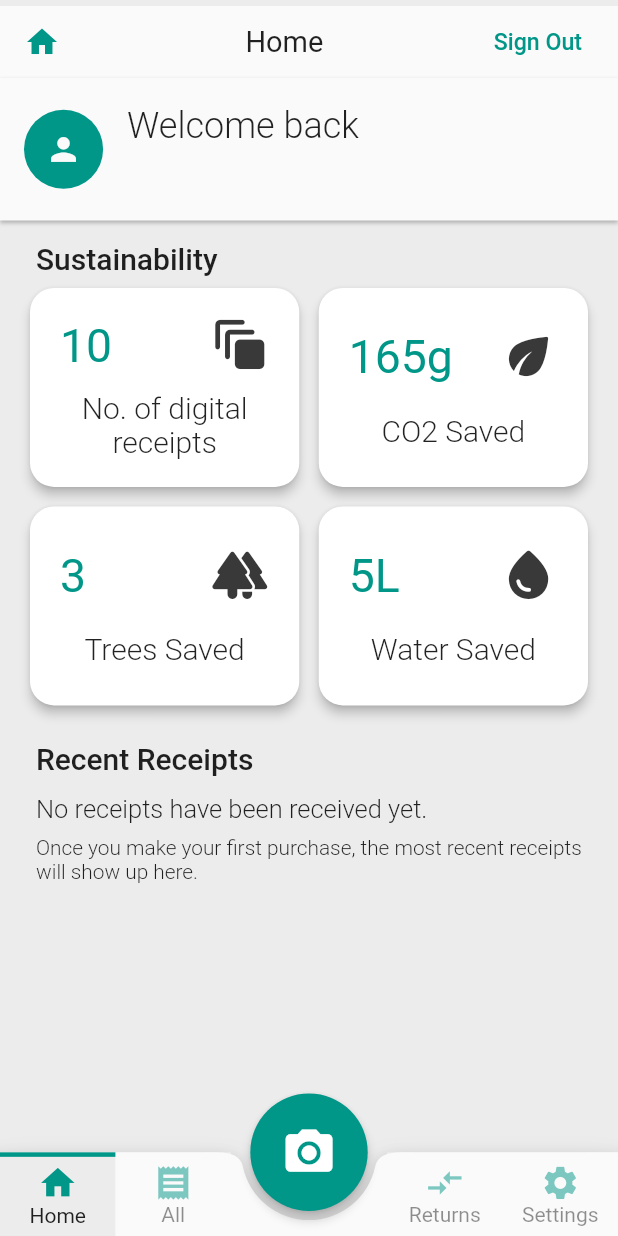
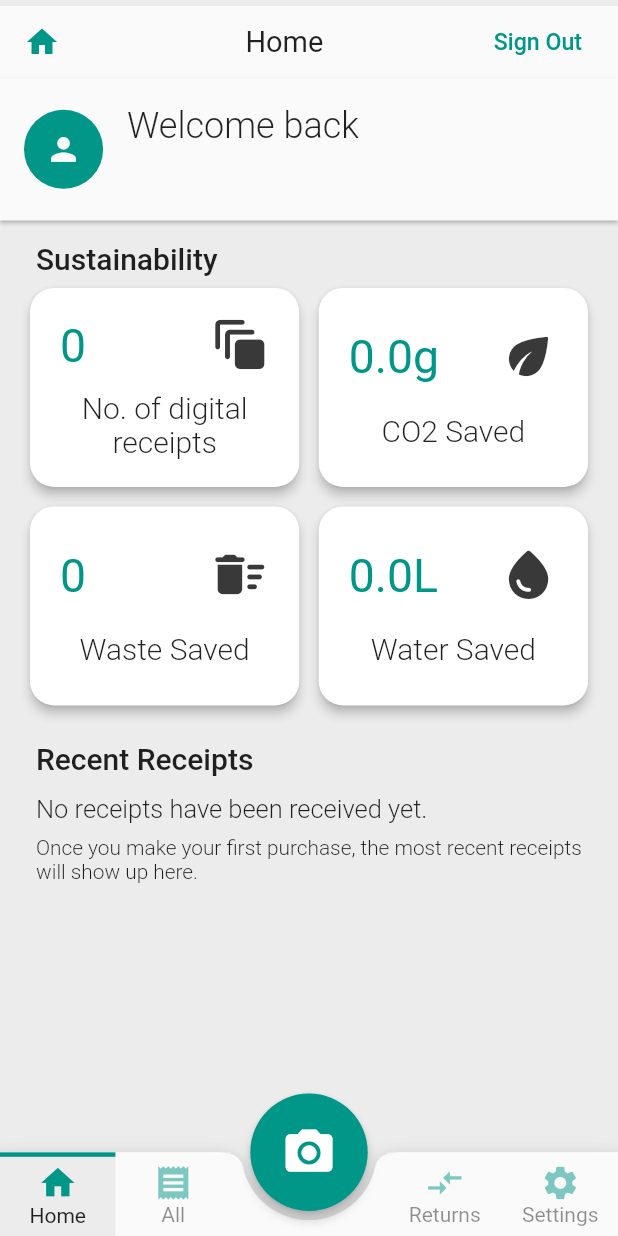
Before and after one commit to TomasKopunec/smart_receipts, a Flutter app: the TabsScaffold screen opened directly, on a phone screen of 412 x 824 dp. Run offline on Flutter 3.47's test engine with Material 2 defaults, Android fonts, the phone set to English and light mode, and no system bars; our stand-ins replace animated_splash_screen, auto_size_text, flutter_slidable, persistent_bottom_nav_bar, qr_flutter, shared_preferences and 1 more; accounts and stored records are empty; network calls fail.

Commit message:
Logging and Sustainability calculation

```diff
--- a/lib/main.dart
+++ b/lib/main.dart
@@ -8,7 +8,6 @@ import 'package:smart_receipts/providers/receipts/receipts_provider.dart';
 import 'package:smart_receipts/providers/settings/settings_provider.dart';
 import 'package:smart_receipts/providers/user_provider.dart';
 import 'package:smart_receipts/screens/playgroundScreen.dart';
-import 'package:smart_receipts/screens/tab_control/tabs_scaffold.dart';
 import 'screens/home.dart';
 
 void main() {
--- a/lib/providers/settings/settings_provider.dart
+++ b/lib/providers/settings/settings_provider.dart
@@ -1,6 +1,7 @@
 import 'package:flutter/material.dart';
 import 'package:smart_receipts/providers/settings/settings_dto.dart';
 import 'package:smart_receipts/helpers/shared_preferences_helper.dart';
+import 'package:smart_receipts/utils/logger.dart';
 
 enum Currency {
   pound('British Pound', '£', 'gbp'),
@@ -56,6 +57,8 @@ enum ThemeSetting {
 }
 
 class SettingsProvider with ChangeNotifier {
+  final Logger logger = Logger(SettingsProvider);
+
   Currency _selectedCurrency = Currency.pound;
   DateTimeFormat _selectedDateTimeFormat = DateTimeFormat.standard;
   ThemeSetting _selectedTheme = ThemeSetting.light;
@@ -92,7 +95,7 @@ class SettingsProvider with ChangeNotifier {
   void save() async {
     final result = await SharedPreferencesHelper.saveSettings(getSettingsDto());
     if (result) {
-      print("Settings saved.");
+      logger.log("Settings saved.");
     }
   }
 
--- a/lib/screens/tabs/home/grid_card.dart
+++ b/lib/screens/tabs/home/grid_card.dart
@@ -2,7 +2,7 @@ import 'package:flutter/material.dart';
 import 'package:smart_receipts/helpers/size_helper.dart';
 
 class GridCard extends StatelessWidget {
-  final int number;
+  final String number;
   final String? unit;
   final IconData icon;
   final String title;
@@ -33,7 +33,7 @@ class GridCard extends StatelessWidget {
                   mainAxisAlignment: MainAxisAlignment.spaceBetween,
                   children: [
                     Text(
-                      '${number.toString()}$unit',
+                      '${number}$unit',
                       style: TextStyle(
                           color: Theme.of(context).primaryColor,
                           fontSize: SizeHelper.getFontSize(context,
--- a/lib/screens/tabs/home/sustainability_widget.dart
+++ b/lib/screens/tabs/home/sustainability_widget.dart
@@ -1,4 +1,6 @@
 import 'package:flutter/material.dart';
+import 'package:provider/provider.dart';
+import 'package:smart_receipts/providers/user_provider.dart';
 import 'package:smart_receipts/screens/tabs/home/grid_card.dart';
 import 'package:smart_receipts/widgets/section.dart';
 import 'package:smart_receipts/widgets/shimmer_widget.dart';
@@ -13,6 +15,14 @@ class SustainabilityWidget extends StatefulWidget {
 }
 
 class _SustainabilityWidgetState extends State<SustainabilityWidget> {
+  late final UserProvider user;
+
+  @override
+  void initState() {
+    user = Provider.of<UserProvider>(context, listen: false);
+    super.initState();
+  }
+
   @override
   Widget build(BuildContext context) {
     return Section(
@@ -30,6 +40,7 @@ class _SustainabilityWidgetState extends State<SustainabilityWidget> {
       childAspectRatio: 4 / 3,
       crossAxisCount: 2,
       children: gridCards,
+      physics: const NeverScrollableScrollPhysics(),
     );
   }
 
@@ -42,33 +53,36 @@ class _SustainabilityWidgetState extends State<SustainabilityWidget> {
   }
 
   GridCard get paper {
-    return const GridCard(
+    return GridCard(
         icon: Icons.auto_awesome_motion_rounded,
-        number: 10,
+        number: user.user == null ? "" : user.user!.count.toStringAsFixed(0),
         title: 'No. of digital receipts');
   }
 
   GridCard get co2 {
-    return const GridCard(
+    return GridCard(
       icon: Icons.eco_rounded,
-      number: 165,
+      number:
+          user.user == null ? "" : (user.user!.count * 2.5).toStringAsFixed(1),
       title: 'CO2 Saved',
       unit: 'g',
     );
   }
 
   GridCard get trees {
-    return const GridCard(
-      icon: Icons.forest_rounded,
-      number: 3,
-      title: 'Trees Saved',
+    return GridCard(
+      icon: Icons.delete_sweep_rounded,
+      number:
+          user.user == null ? "" : (user.user!.count / 3).toStringAsFixed(0),
+      title: 'Waste Saved',
     );
   }
 
   GridCard get water {
-    return const GridCard(
+    return GridCard(
       icon: Icons.water_drop_rounded,
-      number: 5,
+      number:
+          user.user == null ? "" : (user.user!.count / 7).toStringAsFixed(1), //
       unit: 'L',
       title: 'Water Saved',
     );
--- a/lib/screens/tabs/receive/listening_thread.dart
+++ b/lib/screens/tabs/receive/listening_thread.dart
@@ -5,9 +5,12 @@ import 'package:provider/provider.dart';
 import 'package:smart_receipts/helpers/requests/user_request_helper.dart';
 import 'package:smart_receipts/providers/receipts/receipts_provider.dart';
 import 'package:smart_receipts/providers/user_provider.dart';
+import 'package:smart_receipts/utils/logger.dart';
 import 'package:smart_receipts/widgets/dialogs/dialog_helper.dart';
 
 class ListeningThread {
+  final Logger logger = Logger(ListeningThread);
+
   final BuildContext context;
   final String accessToken;
   final VoidCallback onFinish;
@@ -28,24 +31,25 @@ class ListeningThread {
       required this.onFinish})
       : oldCount = users.user!.count {
     // Listen for one minute
-    periodTimer = Timer(const Duration(minutes: 1), () {
+    periodTimer = Timer(const Duration(minutes: 2), () {
       clear();
     });
 
-    // Ping every 5 seconds
-    pingTimer = Timer.periodic(const Duration(seconds: 5), (Timer t) {
+    // Ping every 3 seconds
+    pingTimer = Timer.periodic(const Duration(seconds: 3), (Timer t) {
       onPingTick();
     });
 
-    print(
-        "[${runtimeType.toString().toUpperCase()}] Listening for receipt updates started.");
+    // Do an initial call
+    onPingTick();
+
+    logger.log("Listening Thread for receipt updates started. (2s)");
   }
 
   void onPingTick() async {
     users.fetchAndSetUser(accessToken).then((value) {
       if (users.user!.count > oldCount) {
-        print(
-            "[${runtimeType.toString().toUpperCase()}] Received new receipt.");
+        logger.log("Received new receipt.");
 
         final provider = Provider.of<ReceiptsProvider>(context, listen: false);
         provider
@@ -61,6 +65,6 @@ class ListeningThread {
     pingTimer!.cancel();
     periodTimer!.cancel();
     onFinish();
-    print("[${runtimeType.toString().toUpperCase()}] Successfully canceled.");
+    logger.log("Successfully canceled Listening Thread.");
   }
 }
--- a/lib/utils/loaders/loader.dart
+++ b/lib/utils/loaders/loader.dart
@@ -5,8 +5,10 @@ import 'package:smart_receipts/providers/receipts/receipts_provider.dart';
 import 'package:smart_receipts/providers/returns/returns_provider.dart';
 import 'package:smart_receipts/providers/settings/settings_provider.dart';
 import 'package:smart_receipts/providers/user_provider.dart';
+import 'package:smart_receipts/utils/logger.dart';
 
 abstract class Loader {
+  final Logger logger = Logger(Loader);
   AuthProvider? _auth;
   UserProvider? _users;
   ReceiptsProvider? _receipt;
@@ -52,7 +54,7 @@ abstract class Loader {
     return _returns!;
   }
 
-  void log(String title, String body) {
-    print("[$runtimeType] ${title.toUpperCase()}: $body");
+  void log(String name, String message) {
+    logger.log(message, name: name);
   }
 }
--- /dev/null
+++ b/lib/utils/logger.dart
@@ -0,0 +1,13 @@
+import 'package:intl/intl.dart';
+
+class Logger {
+  final Type type;
+
+  Logger(this.type);
+
+  void log(Object message, {String? name}) {
+    final String timeStamp = DateFormat('HH:mm:ss:SSS').format(DateTime.now());
+    print(
+        "$timeStamp [${name == null ? type.toString().toUpperCase() : name.toUpperCase()}] ${message.toString()}");
+  }
+}
```
Also changed, not shown: lib/helpers/requests/request_helper.dart (+16 -11 lines), lib/screens/home.dart (+5 -5 lines), lib/utils/loaders/on_signed_in_loader.dart (+0 -7 lines).
